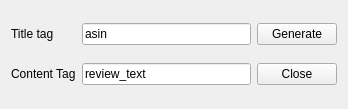
Old version of the form xlmparser.ui in the repository JuanCrg90/similaritygraphs.
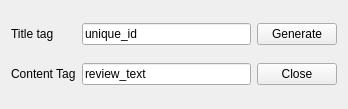
New version of the form.

Diff of the .ui file:
```diff
--- a/xlmparser.ui
+++ b/xlmparser.ui
@@ -24,7 +24,7 @@
    <item row="0" column="1">
     <widget class="QLineEdit" name="titlelineEdit">
      <property name="text">
-      <string>asin</string>
+      <string>unique_id</string>
      </property>
     </widget>
    </item>
```
